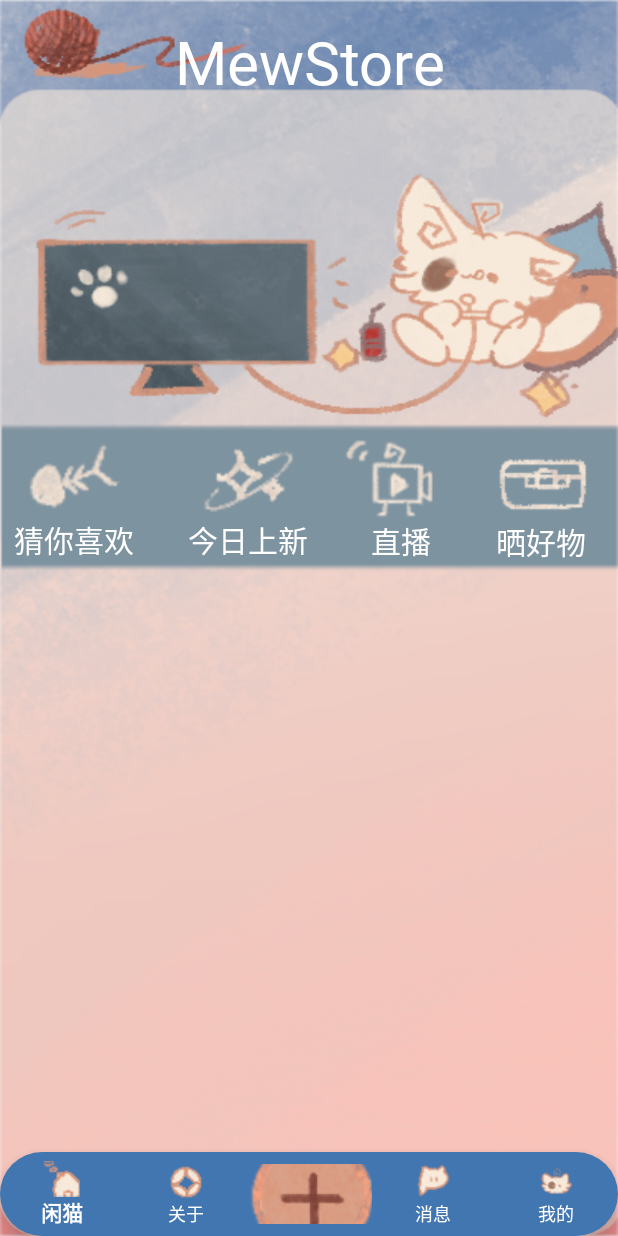
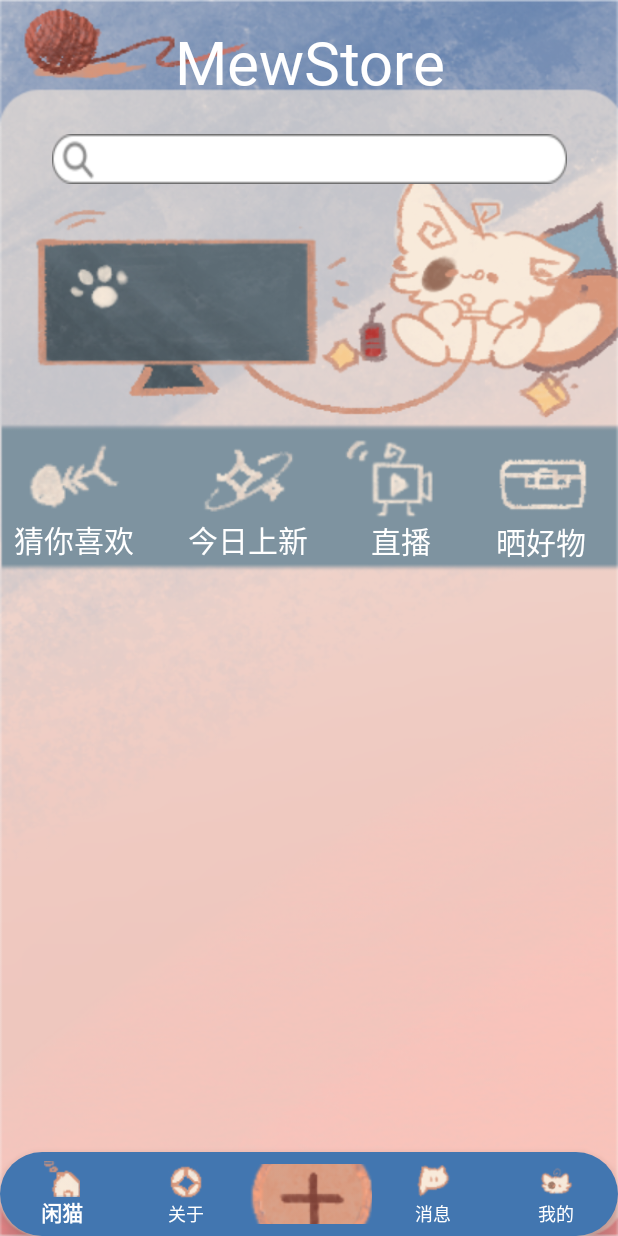
Before and after one commit to ROBINRUGAN/Android_Round5, an Android app: the HomeFragment screen opened directly, with no data from a screen before it, on a phone screen of 412 x 824 dp. Run offline under Robolectric (Android 15) with nearby library versions, the phone set to English and light mode, and no system bars; our stand-ins replace navigation-ui.

Commit message:
初步对接用户中心，准备完善

```diff
--- a/app/src/main/java/com/example/android_round5/AppService.kt
+++ b/app/src/main/java/com/example/android_round5/AppService.kt
@@ -48,6 +48,13 @@ interface AppService {
     @GET("/guess")
     fun GetGuessLike(): retrofit2.Call<HomeList>
 
+    /**
+     * 获取用户信息
+     */
+    @GET("/users")
+    fun GetUserInfo(): retrofit2.Call<UserInfo>
+
+
 
 //    @POST("register")
 //    @Headers("Content-Type: application/json")
--- a/app/src/main/res/layout/fragment_home.xml
+++ b/app/src/main/res/layout/fragment_home.xml
@@ -7,6 +7,22 @@
     android:background="@mipmap/home_background"
     tools:context=".ui.home.HomeFragment">
 
+    <EditText
+        android:id="@+id/editText"
+        android:layout_width="343dp"
+        android:layout_height="33dp"
+        android:paddingLeft="35dp"
+        android:paddingRight="10dp"
+        android:maxLines="1"
+        android:inputType="text"
+        android:imeOptions="actionSearch"
+        android:background="@mipmap/search_box"
+        app:layout_constraintBottom_toBottomOf="parent"
+        app:layout_constraintEnd_toEndOf="parent"
+
+        app:layout_constraintStart_toStartOf="parent"
+        app:layout_constraintTop_toTopOf="parent"
+        app:layout_constraintVertical_bias="0.113" />
     <TextView
         android:id="@+id/textView"
         android:layout_width="wrap_content"
```
Also changed, not shown: app/src/main/AndroidManifest.xml (+9 -3 lines), app/src/main/java/com/example/android_round5/SettingActivity.kt (added, +11 -0 lines), app/src/main/java/com/example/android_round5/ui/me/MeFragment.kt (+41 -0 lines), app/src/main/res/layout/activity_setting.xml (added, +9 -0 lines), app/src/main/java/com/example/android_round5/entity/Params.kt (line endings or trailing spaces).
